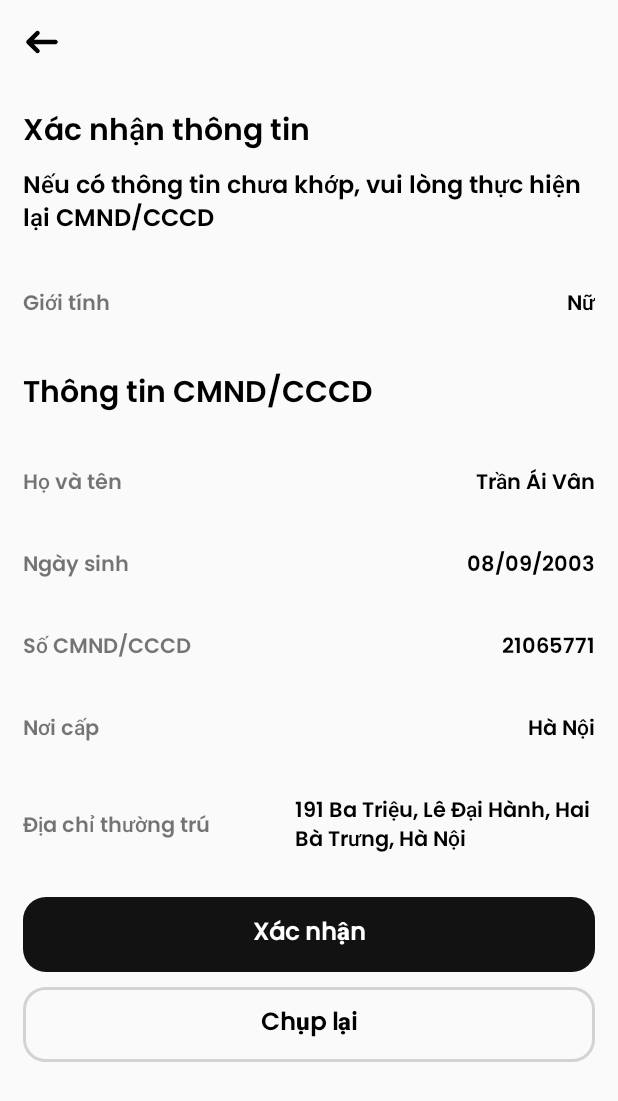
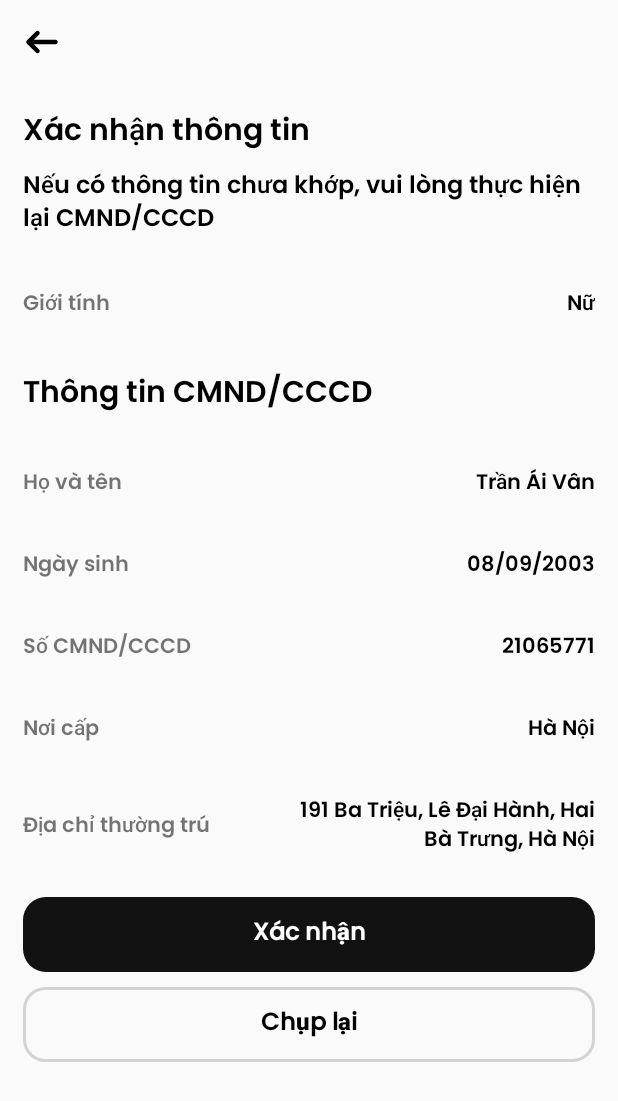
Before and after one commit to ngquochuydl23/HDBanking-EKYC-Service, an Android app: the ConfirmInformationActivity screen opened directly, with no data from a screen before it, on a phone screen of 412 x 824 dp. Shown: the top 1101 px of the screen. Run offline under Robolectric (Android 15) with nearby library versions, the phone set to English and light mode, and no system bars.

```diff
--- a/Hd.Wallet.Android/app/src/main/res/layout/activity_confirm_information.xml
+++ b/Hd.Wallet.Android/app/src/main/res/layout/activity_confirm_information.xml
@@ -67,6 +67,7 @@
                 android:layout_height="wrap_content"
                 android:fontFamily="@font/semibold_font"
                 android:text="Nữ"
+                android:gravity="end"
                 android:textColor="@color/textColorPrimary"
                 android:textSize="14sp"
                 android:textStyle="bold"
@@ -116,6 +117,7 @@
                 android:layout_height="wrap_content"
                 android:fontFamily="@font/semibold_font"
                 android:text="Trần Ái Vân"
+                android:gravity="end"
                 android:textColor="@color/textColorPrimary"
                 android:textSize="14sp"
                 android:textStyle="bold"
@@ -148,6 +150,7 @@
                 android:text="08/09/2003"
                 android:textColor="@color/textColorPrimary"
                 android:textSize="14sp"
+                android:gravity="end"
                 android:textStyle="bold"
                 app:layout_constraintBottom_toBottomOf="parent"
                 app:layout_constraintRight_toRightOf="parent"
@@ -176,6 +179,7 @@
                 android:layout_height="wrap_content"
                 android:fontFamily="@font/semibold_font"
                 android:text="21065771"
+                android:gravity="end"
                 android:textColor="@color/textColorPrimary"
                 android:textSize="14sp"
                 android:textStyle="bold"
@@ -192,7 +196,6 @@
             <TextView
                 android:id="@+id/issuePlaceLabelTextView"
                 android:layout_width="wrap_content"
-
                 android:layout_height="wrap_content"
                 android:fontFamily="@font/semibold_font"
                 android:text="Nơi cấp"
@@ -209,6 +212,7 @@
                 android:text="Hà Nội"
                 android:textColor="@color/textColorPrimary"
                 android:textSize="14sp"
+                android:gravity="end"
                 android:textStyle="bold"
                 app:layout_constraintBottom_toBottomOf="parent"
                 app:layout_constraintRight_toRightOf="parent"
@@ -239,6 +243,7 @@
                 android:text="191 Ba Triệu, Lê Đại Hành, Hai Bà Trưng, Hà Nội"
                 android:textColor="@color/textColorPrimary"
                 android:textSize="14sp"
+                android:gravity="end"
                 android:textStyle="bold"
                 app:layout_constraintBottom_toBottomOf="parent"
                 app:layout_constraintRight_toRightOf="parent"
```
